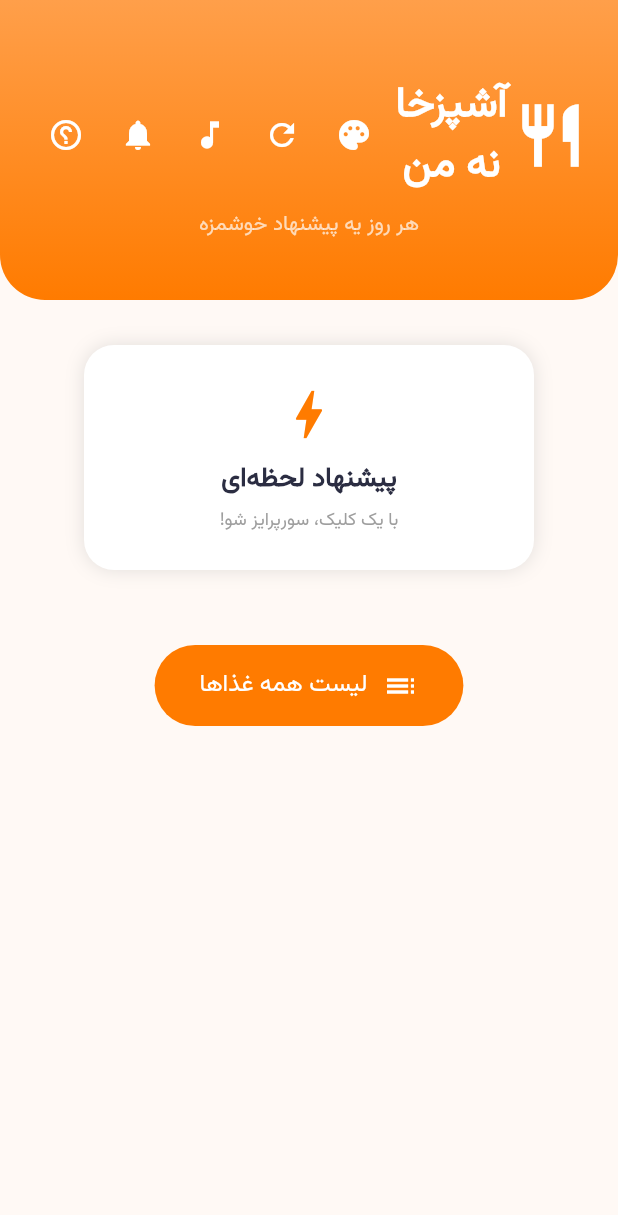
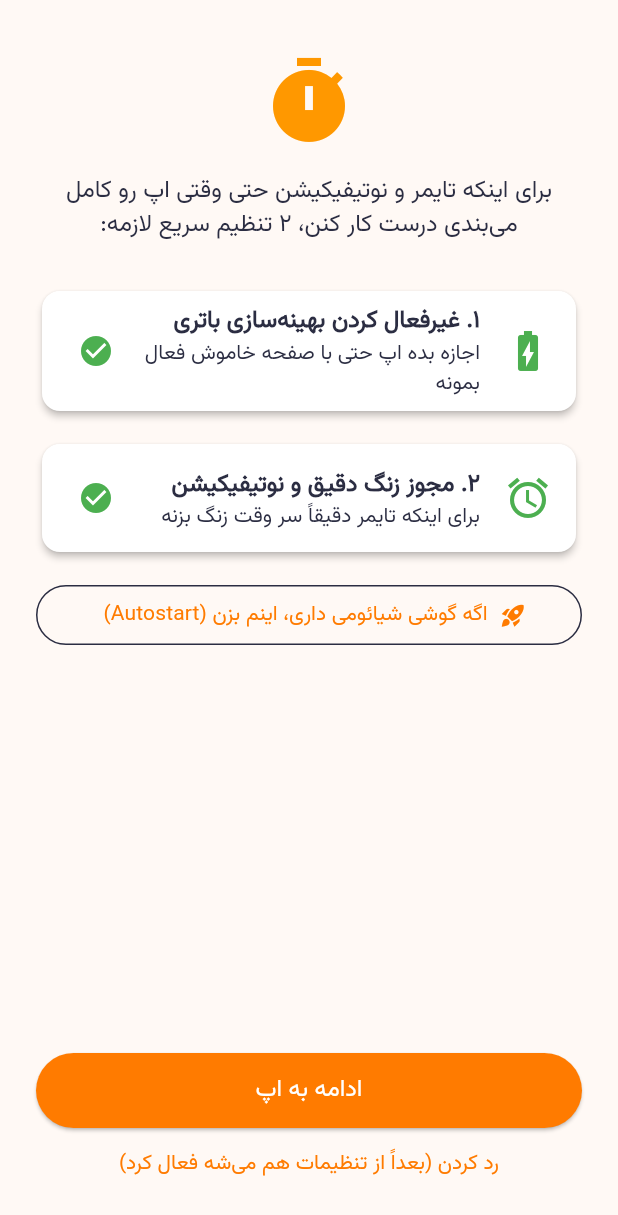
Before and after one commit to masoudmoo1540-cmyk/cooking_app, a Flutter app: the screen it shows after launch, on a phone screen of 412 x 824 dp. Shown: the top 1215 px of the screen. Run offline on Flutter 3.47's test engine with Material 3 defaults, Android fonts, the phone set to English and light mode, and no system bars; our stand-ins replace file_picker, flutter_local_notifications, image_picker, just_audio, permission_handler, shared_preferences and 1 more; missing offline and left inert: android_intent_plus.

Commit message:
add permission setup wizard

```diff
--- a/lib/main.dart
+++ b/lib/main.dart
@@ -8,7 +8,9 @@ import 'services/database_service.dart';
 import 'services/sound_service.dart';
 import 'services/timer_service.dart';
 import 'services/meal_suggestion_service.dart';
+import 'services/permission_service.dart';
 import 'views/home_view.dart';
+import 'views/permission_setup_view.dart';
 
 void main() async {
   WidgetsFlutterBinding.ensureInitialized();
@@ -109,10 +111,58 @@ class MyApp extends StatelessWidget {
                 child: child ?? Container(),
               );
             },
-            home: const HomeView(),
+            home: const _AppEntryPoint(),
           );
         },
       ),
     );
   }
 }
+
+class _AppEntryPoint extends StatefulWidget {
+  const _AppEntryPoint();
+
+  @override
+  State<_AppEntryPoint> createState() => _AppEntryPointState();
+}
+
+class _AppEntryPointState extends State<_AppEntryPoint> {
+  bool _loading = true;
+  bool _setupDone = false;
+
+  @override
+  void initState() {
+    super.initState();
+    _check();
+  }
+
+  Future<void> _check() async {
+    final done = await PermissionService.isSetupDone();
+    if (!mounted) return;
+    setState(() {
+      _setupDone = done;
+      _loading = false;
+    });
+  }
+
+  @override
+  Widget build(BuildContext context) {
+    if (_loading) {
+      return const Scaffold(
+        body: Center(child: CircularProgressIndicator()),
+      );
+    }
+
+    if (!_setupDone) {
+      return PermissionSetupView(
+        onFinished: () {
+          setState(() {
+            _setupDone = true;
+          });
+        },
+      );
+    }
+
+    return const HomeView();
+  }
+}
--- /dev/null
+++ b/lib/services/permission_service.dart
@@ -0,0 +1,94 @@
+import 'dart:io';
+import 'package:flutter/services.dart';
+import 'package:permission_handler/permission_handler.dart';
+import 'package:android_intent_plus/android_intent.dart';
+import 'package:android_intent_plus/flag.dart';
+import 'package:shared_preferences/shared_preferences.dart';
+
+/// سرویس مدیریت مجوزهای لازم برای اجرای درست تایمر در پس‌زمینه
+/// (حتی وقتی اپ کاملاً از Task Manager پاک بشه)
+class PermissionService {
+  static const _setupDoneKey = 'permission_setup_done';
+
+  // ---------- وضعیت ویزارد اولیه ----------
+
+  /// آیا ویزارد تنظیمات اولیه قبلاً به کاربر نشون داده شده؟
+  static Future<bool> isSetupDone() async {
+    final prefs = await SharedPreferences.getInstance();
+    return prefs.getBool(_setupDoneKey) ?? false;
+  }
+
+  static Future<void> markSetupDone() async {
+    final prefs = await SharedPreferences.getInstance();
+    await prefs.setBool(_setupDoneKey, true);
+  }
+
+  // ---------- بهینه‌سازی باتری ----------
+
+  /// آیا اپ از بهینه‌سازی باتری معاف شده؟
+  static Future<bool> isBatteryOptimizationIgnored() async {
+    if (!Platform.isAndroid) return true;
+    final status = await Permission.ignoreBatteryOptimizations.status;
+    return status.isGranted;
+  }
+
+  /// نمایش دیالوگ استاندارد اندروید برای معافیت از بهینه‌سازی باتری
+  static Future<bool> requestIgnoreBatteryOptimization() async {
+    if (!Platform.isAndroid) return true;
+    final status = await Permission.ignoreBatteryOptimizations.request();
+    return status.isGranted;
+  }
+
+  // ---------- زنگ دقیق (Android 12+) ----------
+
+  static Future<bool> isExactAlarmGranted() async {
+    if (!Platform.isAndroid) return true;
+    final status = await Permission.scheduleExactAlarm.status;
+    return status.isGranted;
+  }
+
+  static Future<bool> requestExactAlarm() async {
+    if (!Platform.isAndroid) return true;
+    final status = await Permission.scheduleExactAlarm.request();
+    return status.isGranted;
+  }
+
+  // ---------- نوتیفیکیشن (Android 13+) ----------
+
+  static Future<bool> requestNotificationPermission() async {
+    if (!Platform.isAndroid) return true;
+    final status = await Permission.notification.request();
+    return status.isGranted;
+  }
+
+  // ---------- Autostart شیائومی (MIUI) ----------
+
+  /// باز کردن مستقیم صفحه‌ی Autostart توی امنیت شیائومی.
+  /// روی گوشی‌های غیرشیائومی این اکتیویتی وجود نداره و بی‌سروصدا fail می‌شه —
+  /// یعنی نشون دادن دکمه‌ش برای همه‌ی کاربرا مشکلی نداره.
+  static Future<bool> openXiaomiAutoStartSettings() async {
+    if (!Platform.isAndroid) return false;
+    try {
+      const intent = AndroidIntent(
+        action: 'action_main',
+        category: 'android.intent.category.launcher',
+        componentName:
+            'com.miui.securitycenter/com.miui.permcenter.autostart.AutoStartManagementActivity',
+        flags: [Flag.FLAG_ACTIVITY_NEW_TASK],
+      );
+      await intent.launch();
+      return true;
+    } on PlatformException {
+      return false; // این گوشی شیائومی نیست یا این صفحه رو نداره
+    } catch (_) {
+      return false;
+    }
+  }
+
+  /// یه چک کلی: همه‌ی مجوزهای اصلی گرفته شدن یا نه (برای نشون دادن/ندادن بنر یادآوری)
+  static Future<bool> allCriticalPermissionsGranted() async {
+    final battery = await isBatteryOptimizationIgnored();
+    final alarm = await isExactAlarmGranted();
+    return battery && alarm;
+  }
+}
--- /dev/null
+++ b/lib/views/permission_setup_view.dart
@@ -0,0 +1,152 @@
+import 'package:flutter/material.dart';
+import '../services/permission_service.dart';
+
+/// صفحه‌ای که فقط بار اول اجرای اپ نشون داده می‌شه و مجوزهای لازم برای
+/// اجرای تایمر در پس‌زمینه رو از کاربر می‌گیره — دقیقاً مثل روشن کردن
+/// بلوتوث از توی خود اپ (کاربر رو مستقیم می‌بره سراغ تنظیم مربوطه).
+class PermissionSetupView extends StatefulWidget {
+  final VoidCallback onFinished;
+  const PermissionSetupView({super.key, required this.onFinished});
+
+  @override
+  State<PermissionSetupView> createState() => _PermissionSetupViewState();
+}
+
+class _PermissionSetupViewState extends State<PermissionSetupView>
+    with WidgetsBindingObserver {
+  bool _batteryDone = false;
+  bool _alarmDone = false;
+
+  @override
+  void initState() {
+    super.initState();
+    WidgetsBinding.instance.addObserver(this);
+    _refreshStatus();
+  }
+
+  @override
+  void dispose() {
+    WidgetsBinding.instance.removeObserver(this);
+    super.dispose();
+  }
+
+  // وقتی کاربر از تنظیمات برمی‌گرده به اپ، وضعیت رو دوباره چک کن
+  @override
+  void didChangeAppLifecycleState(AppLifecycleState state) {
+    if (state == AppLifecycleState.resumed) {
+      _refreshStatus();
+    }
+  }
+
+  Future<void> _refreshStatus() async {
+    final battery = await PermissionService.isBatteryOptimizationIgnored();
+    final alarm = await PermissionService.isExactAlarmGranted();
+    if (!mounted) return;
+    setState(() {
+      _batteryDone = battery;
+      _alarmDone = alarm;
+    });
+  }
+
+  Future<void> _handleBattery() async {
+    await PermissionService.requestIgnoreBatteryOptimization();
+    await _refreshStatus();
+  }
+
+  Future<void> _handleAlarm() async {
+    await PermissionService.requestExactAlarm();
+    await PermissionService.requestNotificationPermission();
+    await _refreshStatus();
+  }
+
+  Future<void> _handleAutoStart() async {
+    await PermissionService.openXiaomiAutoStartSettings();
+  }
+
+  Future<void> _finish() async {
+    await PermissionService.markSetupDone();
+    widget.onFinished();
+  }
+
+  @override
+  Widget build(BuildContext context) {
+    return Scaffold(
+      body: SafeArea(
+        child: Padding(
+          padding: const EdgeInsets.all(24),
+          child: Column(
+            crossAxisAlignment: CrossAxisAlignment.stretch,
+            children: [
+              const SizedBox(height: 12),
+              const Icon(Icons.timer, size: 64, color: Colors.orange),
+              const SizedBox(height: 16),
+              const Text(
+                'برای اینکه تایمر و نوتیفیکیشن حتی وقتی اپ رو کامل می‌بندی '
+                'درست کار کنن، ۲ تنظیم سریع لازمه:',
+                textAlign: TextAlign.center,
+                style: TextStyle(fontSize: 16),
+              ),
+              const SizedBox(height: 28),
+              _buildStepCard(
+                icon: Icons.battery_charging_full,
+                title: '۱. غیرفعال کردن بهینه‌سازی باتری',
+                subtitle: 'اجازه بده اپ حتی با صفحه خاموش فعال بمونه',
+                done: _batteryDone,
+                onTap: _handleBattery,
+              ),
+              const SizedBox(height: 14),
+              _buildStepCard(
+                icon: Icons.alarm,
+                title: '۲. مجوز زنگ دقیق و نوتیفیکیشن',
+                subtitle: 'برای اینکه تایمر دقیقاً سر وقت زنگ بزنه',
+                done: _alarmDone,
+                onTap: _handleAlarm,
+              ),
+              const SizedBox(height: 14),
+              OutlinedButton.icon(
+                onPressed: _handleAutoStart,
+                icon: const Icon(Icons.rocket_launch),
+                label: const Text(
+                  'اگه گوشی شیائومی داری، اینم بزن (Autostart)',
+                  textAlign: TextAlign.center,
+                ),
+              ),
+              const Spacer(),
+              ElevatedButton(
+                onPressed: _finish,
+                style: ElevatedButton.styleFrom(
+                  minimumSize: const Size.fromHeight(50),
+                ),
+                child: const Text('ادامه به اپ', style: TextStyle(fontSize: 16)),
+              ),
+              TextButton(
+                onPressed: _finish,
+                child: const Text('رد کردن (بعداً از تنظیمات هم می‌شه فعال کرد)'),
+              ),
+            ],
+          ),
+        ),
+      ),
+    );
+  }
+
+  Widget _buildStepCard({
+    required IconData icon,
+    required String title,
+    required String subtitle,
+    required bool done,
+    required VoidCallback onTap,
+  }) {
+    return Card(
+      elevation: 2,
+      child: ListTile(
+        leading: Icon(icon, color: done ? Colors.green : Colors.orange, size: 32),
+        title: Text(title, style: const TextStyle(fontWeight: FontWeight.bold)),
+        subtitle: Text(subtitle),
+        trailing: done
+            ? const Icon(Icons.check_circle, color: Colors.green)
+            : ElevatedButton(onPressed: onTap, child: const Text('فعال کن')),
+      ),
+    );
+  }
+}
--- a/pubspec.yaml
+++ b/pubspec.yaml
@@ -17,6 +17,7 @@ dependencies:
   flutter_local_notifications: ^19.5.0
   timezone: ^0.10.1
   permission_handler: ^12.0.1
+  android_intent_plus: ^5.2.0
 
 dev_dependencies:
   flutter_test:
```
Also changed, not shown: main.dart (+51 -1 lines), services/permission_service.dart (added, +94 -0 lines), views/permission_setup_view.dart (added, +152 -0 lines), 1 other file.
